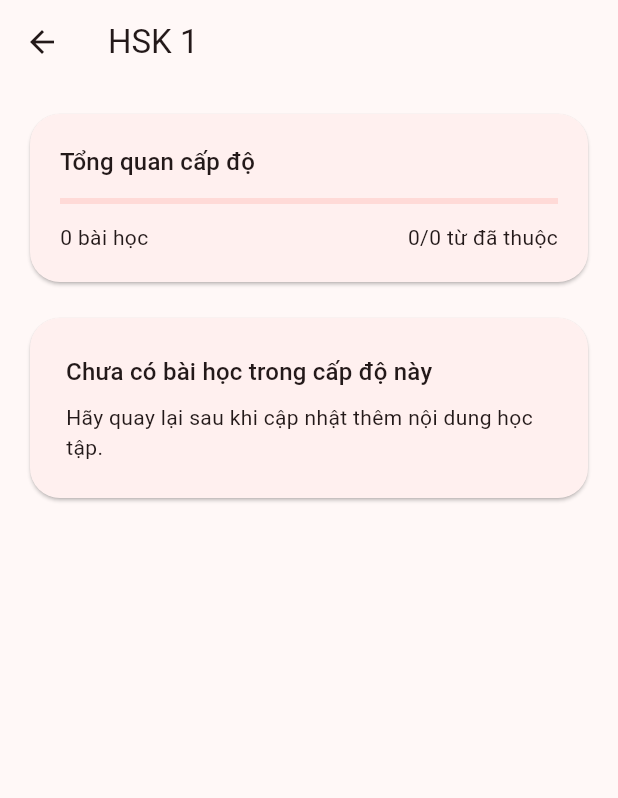
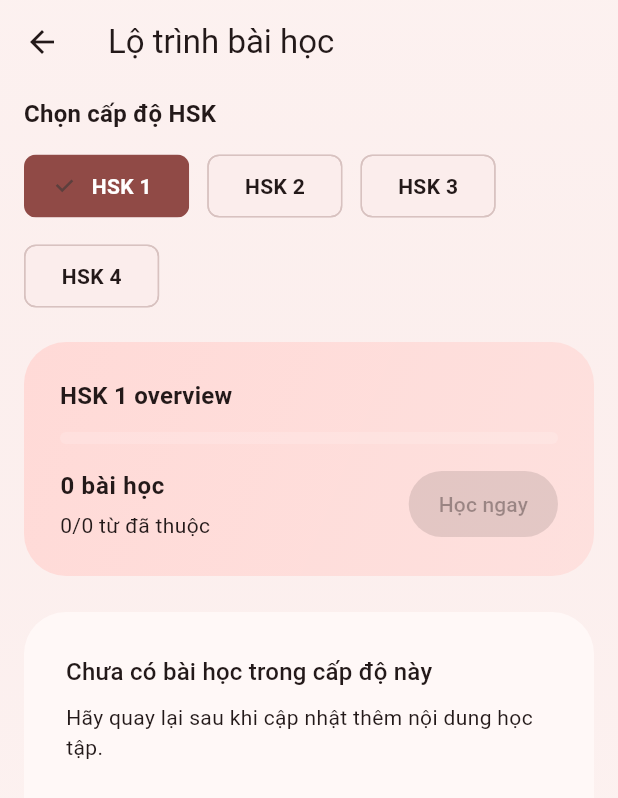
Before and after one commit to hieuhieu2202/learnchinesene, a Flutter app: the SectionListPage screen opened by its route, on a phone screen of 412 x 824 dp. Shown: the top 798 px of the screen. Run offline on Flutter 3.47's test engine with Material 3 defaults, Android fonts, the phone set to English and light mode, and no system bars; our stand-ins replace audioplayers, get, sqflite; accounts and stored records are empty.

Commit message:
Refine HSK overview counts and redesign HSK unit list

```diff
--- a/lib/features/vocabulary/presentation/controllers/section_list_controller.dart
+++ b/lib/features/vocabulary/presentation/controllers/section_list_controller.dart
@@ -11,7 +11,9 @@ class SectionProgress {
     required this.sectionId,
     required this.hskLevel,
     required this.sectionTitle,
-    required this.groupSubtitle,
+    required this.topicTitle,
+    required this.sectionNumber,
+    required this.unitNumber,
     required this.totalWords,
     required this.masteredWords,
   });
@@ -19,13 +21,14 @@ class SectionProgress {
   final int sectionId;
   final int hskLevel;
   final String sectionTitle;
-  final String groupSubtitle;
+  final String topicTitle;
+  final int sectionNumber;
+  final int unitNumber;
   final int totalWords;
   final int masteredWords;
 
-  String get displayName =>
-      groupSubtitle.isNotEmpty ? groupSubtitle : sectionTitle;
-
+  String get displayName => topicTitle.isNotEmpty ? topicTitle : sectionTitle;
+  String get unitLabel => 'Unit $unitNumber';
   double get progress => totalWords == 0 ? 0 : masteredWords / totalWords;
 }
 
@@ -33,14 +36,17 @@ class SectionListController extends GetxController {
   SectionListController({
     required this.getSections,
     required this.getWordsBySection,
-    required this.hskLevel,
-  });
+    required int initialLevel,
+  }) {
+    selectedLevel.value = initialLevel;
+  }
 
   final GetSections getSections;
   final GetWordsBySection getWordsBySection;
-  final int hskLevel;
 
   final sections = <SectionProgress>[].obs;
+  final _allSections = <SectionProgress>[];
+  final selectedLevel = 1.obs;
   final isLoading = false.obs;
 
   int get totalWords => sections.fold<int>(0, (sum, item) => sum + item.totalWords);
@@ -62,29 +68,57 @@ class SectionListController extends GetxController {
         final words = await getWordsBySection(id);
         items.add(_buildProgress(id, words));
       }
-      final filtered = items
-          .where((item) => item.hskLevel == hskLevel)
-          .toList()
-        ..sort((a, b) => a.sectionId.compareTo(b.sectionId));
-      sections.assignAll(filtered);
+      _allSections
+        ..clear()
+        ..addAll(items);
+      _applyFilter();
     } finally {
       isLoading.value = false;
     }
   }
 
+  void changeLevel(int level) {
+    if (selectedLevel.value == level) {
+      return;
+    }
+    selectedLevel.value = level;
+    _applyFilter();
+  }
+
+  void _applyFilter() {
+    final filtered = _allSections
+        .where((item) => item.hskLevel == selectedLevel.value)
+        .toList()
+      ..sort((a, b) => a.unitNumber.compareTo(b.unitNumber));
+    sections.assignAll(filtered);
+  }
+
   SectionProgress _buildProgress(int sectionId, List<Word> words) {
     final mastered = words.where((w) => w.mastered).length;
     final rawTitle = words.isNotEmpty ? words.first.sectionTitle : 'Section $sectionId';
-    final subtitle =
-        words.isNotEmpty && words.first.groupSubtitle.isNotEmpty ? words.first.groupSubtitle : rawTitle;
+    final topicTitle = words.isNotEmpty && words.first.groupSubtitle.isNotEmpty
+        ? words.first.groupSubtitle
+        : rawTitle;
     final level = parseHskLevel(sectionId: sectionId, sectionTitle: rawTitle);
+    final sectionNumber = _extractNumber(rawTitle, 'Section') ?? level;
+    final unitNumber = _extractNumber(rawTitle, 'Unit') ?? sectionId + 1;
     return SectionProgress(
       sectionId: sectionId,
       hskLevel: level,
       sectionTitle: rawTitle,
-      groupSubtitle: subtitle,
+      topicTitle: topicTitle,
+      sectionNumber: sectionNumber,
+      unitNumber: unitNumber,
       totalWords: words.length,
       masteredWords: mastered,
     );
   }
 }
+
+int? _extractNumber(String source, String label) {
+  final match = RegExp('$label\\s*(\\d+)', caseSensitive: false).firstMatch(source);
+  if (match == null) {
+    return null;
+  }
+  return int.tryParse(match.group(1)!);
+}
--- a/lib/features/vocabulary/presentation/pages/section_list_page.dart
+++ b/lib/features/vocabulary/presentation/pages/section_list_page.dart
@@ -12,102 +12,230 @@ class SectionListPage extends GetView<SectionListController> {
   Widget build(BuildContext context) {
     final theme = Theme.of(context);
     return Scaffold(
-      appBar: AppBar(
-        title: Text('HSK ${controller.hskLevel}'),
+      body: Obx(() {
+        final isLoading = controller.isLoading.value;
+        final sections = controller.sections;
+        final selectedLevel = controller.selectedLevel.value;
+        return Container(
+          decoration: BoxDecoration(
+            gradient: LinearGradient(
+              colors: [
+                theme.colorScheme.surfaceVariant.withOpacity(0.25),
+                theme.colorScheme.surface,
+              ],
+              begin: Alignment.topCenter,
+              end: Alignment.bottomCenter,
             ),
-      body: Obx(() {
-        if (controller.isLoading.value) {
-          return const Center(child: CircularProgressIndicator());
-        }
-
-        final sections = controller.sections;
-        return ListView(
-          padding: const EdgeInsets.all(16),
+          ),
+          child: SafeArea(
+            child: CustomScrollView(
+              slivers: [
+                SliverAppBar(
+                  title: const Text('Lộ trình bài học'),
+                  centerTitle: false,
+                  pinned: true,
+                  backgroundColor: Colors.transparent,
+                  foregroundColor: theme.colorScheme.onSurface,
+                  elevation: 0,
+                ),
+                SliverToBoxAdapter(
+                  child: Padding(
+                    padding: const EdgeInsets.fromLTRB(16, 8, 16, 24),
+                    child: Column(
+                      crossAxisAlignment: CrossAxisAlignment.start,
                       children: [
-            _LevelHeader(theme: theme, controller: controller),
-            const SizedBox(height: 16),
-            if (sections.isEmpty)
-              _EmptyState(theme: theme)
+                        _LevelSwitcher(
+                          controller: controller,
+                          selectedLevel: selectedLevel,
+                        ),
+                        const SizedBox(height: 20),
+                        _LevelHeader(
+                          controller: controller,
+                          selectedLevel: selectedLevel,
+                        ),
+                      ],
+                    ),
+                  ),
+                ),
+                if (isLoading)
+                  const SliverFillRemaining(
+                    hasScrollBody: false,
+                    child: Center(child: CircularProgressIndicator()),
+                  )
+                else if (sections.isEmpty)
+                  SliverFillRemaining(
+                    hasScrollBody: false,
+                    child: Padding(
+                      padding: const EdgeInsets.symmetric(horizontal: 16),
+                      child: _EmptyState(),
+                    ),
+                  )
                 else
-              ...List.generate(
-                sections.length,
-                (index) => Padding(
-                  padding: EdgeInsets.only(top: index == 0 ? 0 : 12),
-                  child: _UnitCard(
-                    index: index,
-                    progress: sections[index],
+                  SliverPadding(
+                    padding: const EdgeInsets.fromLTRB(16, 0, 16, 32),
+                    sliver: SliverList(
+                      delegate: SliverChildBuilderDelegate(
+                        (context, index) => Padding(
+                          padding: EdgeInsets.only(
+                            bottom: index == sections.length - 1 ? 0 : 16,
+                          ),
+                          child: _UnitCard(progress: sections[index]),
+                        ),
+                        childCount: sections.length,
                       ),
                     ),
                   ),
               ],
+            ),
+          ),
         );
       }),
     );
   }
 }
 
-class _LevelHeader extends StatelessWidget {
-  const _LevelHeader({
-    required this.theme,
+class _LevelSwitcher extends StatelessWidget {
+  const _LevelSwitcher({
     required this.controller,
+    required this.selectedLevel,
   });
 
-  final ThemeData theme;
   final SectionListController controller;
+  final int selectedLevel;
 
   @override
   Widget build(BuildContext context) {
+    final theme = Theme.of(context);
+    return Column(
+      crossAxisAlignment: CrossAxisAlignment.start,
+      children: [
+        Text(
+          'Chọn cấp độ HSK',
+          style: theme.textTheme.titleMedium?.copyWith(fontWeight: FontWeight.w600),
+        ),
+        const SizedBox(height: 12),
+        Wrap(
+          spacing: 12,
+          runSpacing: 12,
+          children: List.generate(4, (index) {
+            final level = index + 1;
+            final isSelected = selectedLevel == level;
+            return ChoiceChip(
+              label: Text('HSK $level'),
+              selected: isSelected,
+              onSelected: (_) => controller.changeLevel(level),
+              labelStyle: theme.textTheme.bodyMedium?.copyWith(
+                color: isSelected ? theme.colorScheme.onPrimary : null,
+                fontWeight: FontWeight.w600,
+              ),
+              selectedColor: theme.colorScheme.primary,
+              backgroundColor: theme.colorScheme.surfaceVariant.withOpacity(0.4),
+              padding: const EdgeInsets.symmetric(horizontal: 16, vertical: 10),
+            );
+          }),
+        ),
+      ],
+    );
+  }
+}
+
+class _LevelHeader extends StatelessWidget {
+  const _LevelHeader({
+    required this.controller,
+    required this.selectedLevel,
+  });
+
+  final SectionListController controller;
+  final int selectedLevel;
+
+  @override
+  Widget build(BuildContext context) {
+    final theme = Theme.of(context);
     final totalWords = controller.totalWords;
     final masteredWords = controller.masteredWords;
-    return Card(
-      shape: RoundedRectangleBorder(borderRadius: BorderRadius.circular(20)),
-      child: Padding(
-        padding: const EdgeInsets.all(20),
+    return Container(
+      decoration: BoxDecoration(
+        gradient: LinearGradient(
+          colors: [
+            theme.colorScheme.primaryContainer,
+            theme.colorScheme.primaryContainer.withOpacity(0.7),
+          ],
+          begin: Alignment.topLeft,
+          end: Alignment.bottomRight,
+        ),
+        borderRadius: BorderRadius.circular(28),
+      ),
+      padding: const EdgeInsets.all(24),
       child: Column(
         crossAxisAlignment: CrossAxisAlignment.start,
         children: [
           Text(
-              'Tổng quan cấp độ',
-              style: theme.textTheme.titleMedium,
+            'HSK $selectedLevel overview',
+            style: theme.textTheme.titleMedium?.copyWith(
+              fontWeight: FontWeight.w700,
+            ),
           ),
           const SizedBox(height: 12),
-            LinearProgressIndicator(value: controller.progress),
-            const SizedBox(height: 12),
+          LinearProgressIndicator(
+            value: controller.progress,
+            minHeight: 8,
+            borderRadius: BorderRadius.circular(8),
+            backgroundColor: theme.colorScheme.onPrimary.withOpacity(0.15),
+          ),
+          const SizedBox(height: 16),
           Row(
             children: [
               Expanded(
-                  child: Text(
+                child: Column(
+                  crossAxisAlignment: CrossAxisAlignment.start,
+                  children: [
+                    Text(
                       '${controller.sections.length} bài học',
-                    style: theme.textTheme.bodyMedium,
+                      style: theme.textTheme.bodyLarge?.copyWith(fontWeight: FontWeight.w600),
                     ),
-                ),
+                    const SizedBox(height: 4),
                     Text(
                       '${masteredWords}/${totalWords == 0 ? 0 : totalWords} từ đã thuộc',
                       style: theme.textTheme.bodyMedium,
                     ),
                   ],
                 ),
+              ),
+              FilledButton.tonal(
+                onPressed: controller.sections.isEmpty
+                    ? null
+                    : () {
+                        final firstSection = controller.sections.first;
+                        Get.toNamed(
+                          AppRoutes.wordList,
+                          arguments: {
+                            'sectionId': firstSection.sectionId,
+                            'sectionTitle': firstSection.sectionTitle,
+                          },
+                        );
+                      },
+                style: FilledButton.styleFrom(
+                  padding: const EdgeInsets.symmetric(horizontal: 20, vertical: 12),
+                ),
+                child: const Text('Học ngay'),
+              ),
             ],
           ),
+        ],
       ),
     );
   }
 }
 
 class _UnitCard extends StatelessWidget {
-  const _UnitCard({
-    required this.index,
-    required this.progress,
-  });
+  const _UnitCard({required this.progress});
 
-  final int index;
   final SectionProgress progress;
 
   @override
   Widget build(BuildContext context) {
     final theme = Theme.of(context);
     return InkWell(
-      borderRadius: BorderRadius.circular(24),
       onTap: () => Get.toNamed(
         AppRoutes.wordList,
         arguments: {
@@ -115,41 +243,55 @@ class _UnitCard extends StatelessWidget {
           'sectionTitle': progress.sectionTitle,
         },
       ),
+      borderRadius: BorderRadius.circular(28),
       child: Ink(
         decoration: BoxDecoration(
-          color: theme.colorScheme.primaryContainer.withOpacity(0.6),
-          borderRadius: BorderRadius.circular(24),
+          color: theme.colorScheme.surface,
+          borderRadius: BorderRadius.circular(28),
+          boxShadow: [
+            BoxShadow(
+              color: theme.colorScheme.primary.withOpacity(0.08),
+              blurRadius: 20,
+              offset: const Offset(0, 10),
+            ),
+          ],
         ),
         child: Padding(
-          padding: const EdgeInsets.all(20),
+          padding: const EdgeInsets.all(24),
           child: Column(
             crossAxisAlignment: CrossAxisAlignment.start,
             children: [
               Row(
                 children: [
                   Container(
-                    padding: const EdgeInsets.symmetric(horizontal: 12, vertical: 6),
+                    padding: const EdgeInsets.symmetric(horizontal: 16, vertical: 8),
                     decoration: BoxDecoration(
-                      color: theme.colorScheme.primary.withOpacity(0.15),
-                      borderRadius: BorderRadius.circular(12),
+                      color: theme.colorScheme.primary.withOpacity(0.1),
+                      borderRadius: BorderRadius.circular(16),
                     ),
-                    child: Text('Unit ${index + 1}'),
+                    child: Text(
+                      progress.unitLabel,
+                      style: theme.textTheme.bodyMedium?.copyWith(
+                        fontWeight: FontWeight.w600,
+                        color: theme.colorScheme.primary,
+                      ),
+                    ),
                   ),
                   const Spacer(),
                   ProgressChip(progress: progress.progress),
                 ],
               ),
-              const SizedBox(height: 12),
+              const SizedBox(height: 16),
               Text(
                 progress.displayName,
-                style: theme.textTheme.titleMedium?.copyWith(fontWeight: FontWeight.w600),
+                style: theme.textTheme.titleMedium?.copyWith(fontWeight: FontWeight.w700),
               ),
               const SizedBox(height: 8),
               Text(
                 '${progress.totalWords} từ • ${progress.masteredWords} đã thuộc',
-                style: theme.textTheme.bodyMedium,
+                style: theme.textTheme.bodyMedium?.copyWith(color: theme.colorScheme.onSurfaceVariant),
               ),
-              const SizedBox(height: 12),
+              const SizedBox(height: 16),
               Align(
                 alignment: Alignment.centerRight,
                 child: Icon(
@@ -166,17 +308,17 @@ class _UnitCard extends StatelessWidget {
 }
 
 class _EmptyState extends StatelessWidget {
-  const _EmptyState({required this.theme});
-
-  final ThemeData theme;
-
   @override
   Widget build(BuildContext context) {
-    return Card(
-      shape: RoundedRectangleBorder(borderRadius: BorderRadius.circular(20)),
-      child: Padding(
-        padding: const EdgeInsets.all(24),
+    final theme = Theme.of(context);
+    return Container(
+      padding: const EdgeInsets.all(28),
+      decoration: BoxDecoration(
+        color: theme.colorScheme.surface,
+        borderRadius: BorderRadius.circular(28),
+      ),
       child: Column(
+        mainAxisSize: MainAxisSize.min,
         crossAxisAlignment: CrossAxisAlignment.start,
         children: [
           Text(
@@ -190,7 +332,6 @@ class _EmptyState extends StatelessWidget {
           ),
         ],
       ),
-      ),
     );
   }
 }
--- a/lib/routes/app_pages.dart
+++ b/lib/routes/app_pages.dart
@@ -141,7 +141,7 @@ class AppPages {
         Get.put(SectionListController(
           getSections: Get.find(),
           getWordsBySection: Get.find(),
-          hskLevel: hskLevel,
+          initialLevel: hskLevel,
         ));
       }),
     ),
```
Also changed, not shown: lib/features/vocabulary/presentation/controllers/home_controller.dart (+29 -22 lines). Lines whose indentation alone changed are shown as unchanged.
